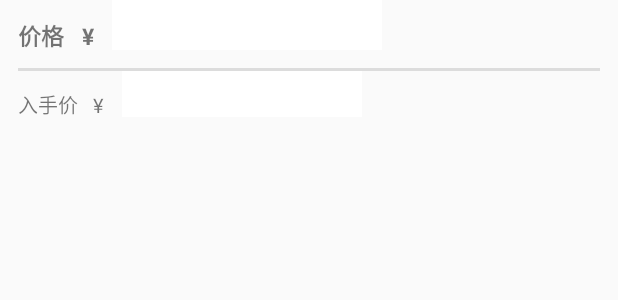
After one commit to gracezhuhou/IdledRichFish, an Android app: the layout dialog_price_publishment.xml on its own in the app's theme, with its tools: preview values and no code run, on a phone screen of 412 x 824 dp. The commit adds this screen. Shown: the top 300 px of the screen. Run offline under Robolectric (Android 15) with nearby library versions, the phone set to English and light mode, and no system bars.

Commit message:
添加发布页面中点击价格的响应

```diff
--- a/app/src/main/java/com/sufe/idledrichfish/HomeFragment.java
+++ b/app/src/main/java/com/sufe/idledrichfish/HomeFragment.java
@@ -77,13 +77,13 @@ public class HomeFragment extends Fragment {
     @Override
     public View onCreateView(LayoutInflater inflater, ViewGroup container,
                              Bundle savedInstanceState) {
-        // Inflate the layout for this fragment
+        // Inflate the dialog_price_publishment for this fragment
         View view = inflater.inflate(R.layout.fragment_home, container, false);
 
         productBLL = new ProductBLL();
 
-        insertExampleData();
-//        LitePal.deleteAll("Product");
+//        insertExampleData(); // 需要有测试的数据时使用，第二次运行时请注释掉
+//        LitePal.deleteAll("Product"); // 数据出问题闪退时使用
 
         List<Product> products = productBLL.getAllProducts();
         mRecyclerView = view.findViewById(R.id.recyclerView_main);
--- a/app/src/main/java/com/sufe/idledrichfish/MessageFragment.java
+++ b/app/src/main/java/com/sufe/idledrichfish/MessageFragment.java
@@ -63,7 +63,7 @@ public class MessageFragment extends Fragment {
     @Override
     public View onCreateView(LayoutInflater inflater, ViewGroup container,
                              Bundle savedInstanceState) {
-        // Inflate the layout for this fragment
+        // Inflate the dialog_price_publishment for this fragment
         super.onActivityCreated(savedInstanceState);
         View view = inflater.inflate(R.layout.fragment_message, container, false);
 
--- a/app/src/main/java/com/sufe/idledrichfish/MyFragment.java
+++ b/app/src/main/java/com/sufe/idledrichfish/MyFragment.java
@@ -63,7 +63,7 @@ public class MyFragment extends Fragment {
     @Override
     public View onCreateView(LayoutInflater inflater, ViewGroup container,
                              Bundle savedInstanceState) {
-        // Inflate the layout for this fragment
+        // Inflate the dialog_price_publishment for this fragment
         return inflater.inflate(R.layout.fragment_my, container, false);
     }
 
--- /dev/null
+++ b/app/src/main/res/layout/dialog_price_publishment.xml
@@ -0,0 +1,64 @@
+<?xml version="1.0" encoding="utf-8"?>
+<android.support.constraint.ConstraintLayout xmlns:android="http://schemas.android.com/apk/res/android"
+    xmlns:app="http://schemas.android.com/apk/res-auto"
+    xmlns:tools="http://schemas.android.com/tools"
+    android:layout_width="match_parent"
+    android:layout_height="wrap_content">
+
+    <TextView
+        android:id="@+id/text_price"
+        android:layout_width="wrap_content"
+        android:layout_height="wrap_content"
+        android:text="价格   ¥"
+        android:padding="@dimen/dialog_padding"
+        android:textStyle="bold"
+        android:textSize="15sp"
+        app:layout_constraintStart_toStartOf="parent"
+        app:layout_constraintTop_toTopOf="parent" />
+
+    <EditText
+        android:id="@+id/editText_price"
+        android:layout_width="wrap_content"
+        android:layout_height="wrap_content"
+        android:ems="10"
+        android:inputType="numberDecimal"
+        android:textStyle="bold"
+        android:textSize="15sp"
+        android:background="@color/white"
+        android:paddingTop="@dimen/dialog_padding"
+        app:layout_constraintStart_toEndOf="@+id/text_price"
+        app:layout_constraintTop_toTopOf="@+id/text_price" />
+
+    <View
+        android:id="@+id/divider"
+        android:layout_width="match_parent"
+        android:layout_height="2dp"
+        android:background="?android:attr/listDivider"
+        android:layout_marginStart="@dimen/dialog_padding"
+        android:layout_marginEnd="@dimen/dialog_padding"
+        app:layout_constraintBottom_toBottomOf="@+id/text_price"
+        app:layout_constraintStart_toStartOf="parent" />
+
+    <TextView
+        android:id="@+id/text_oldPrice"
+        android:layout_width="wrap_content"
+        android:layout_height="wrap_content"
+        android:text="入手价   ¥"
+        android:padding="@dimen/dialog_padding"
+        android:textSize="13sp"
+        app:layout_constraintStart_toStartOf="parent"
+        app:layout_constraintTop_toBottomOf="@+id/text_price" />
+
+    <EditText
+        android:id="@+id/editText_oldPrice"
+        android:layout_width="wrap_content"
+        android:layout_height="wrap_content"
+        android:ems="10"
+        android:inputType="numberDecimal"
+        android:textSize="13sp"
+        android:background="@color/white"
+        android:paddingTop="@dimen/dialog_padding"
+        app:layout_constraintStart_toEndOf="@+id/text_oldPrice"
+        app:layout_constraintTop_toBottomOf="@+id/text_price" />
+
+</android.support.constraint.ConstraintLayout>
--- a/app/src/main/res/layout/fragment_message.xml
+++ b/app/src/main/res/layout/fragment_message.xml
@@ -5,7 +5,7 @@
     android:layout_height="match_parent"
     tools:context=".MessageFragment">
 
-    <!-- TODO: Update blank fragment layout -->
+    <!-- TODO: Update blank fragment dialog_price_publishment -->
     <RelativeLayout
         android:id="@+id/message"
         android:layout_width="match_parent"
--- a/app/src/main/res/layout/fragment_my.xml
+++ b/app/src/main/res/layout/fragment_my.xml
@@ -6,7 +6,7 @@
     android:layout_height="match_parent"
     tools:context=".MyFragment">
 
-    <!-- TODO: Update blank fragment layout -->
+    <!-- TODO: Update blank fragment dialog_price_publishment -->
 
     <android.support.constraint.ConstraintLayout
         android:layout_width="match_parent"
--- a/app/src/main/res/values/dimens.xml
+++ b/app/src/main/res/values/dimens.xml
@@ -6,4 +6,5 @@
     <dimen name="fab_margin">15dp</dimen>
     <dimen name="text_margin">15dp</dimen>
     <dimen name="text_size">16dp</dimen>
+    <dimen name="dialog_padding">12dp</dimen>
 </resources>
```
Also changed, not shown: app/src/main/java/com/sufe/idledrichfish/ProductsRecyclerAdapter.java (+9 -3 lines), app/src/main/java/com/sufe/idledrichfish/PublishmentFragment.java (+98 -12 lines), app/src/main/res/layout/fragment_publishment.xml (+7 -10 lines), app/src/main/res/values/styles.xml (+14 -1 lines).
